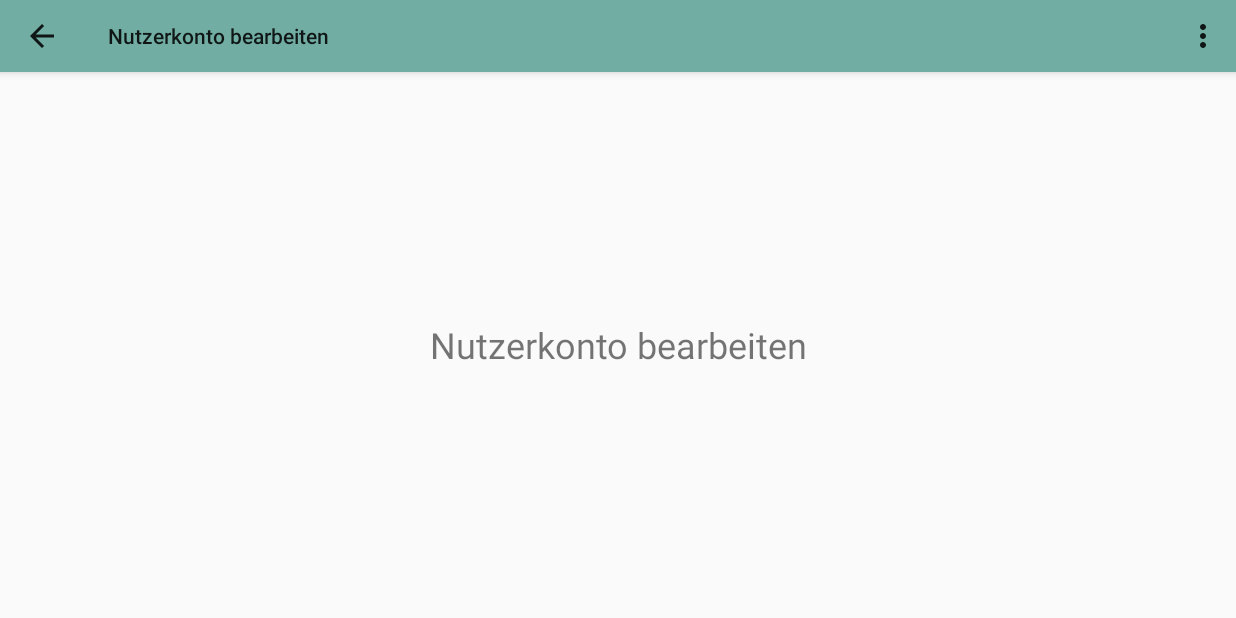
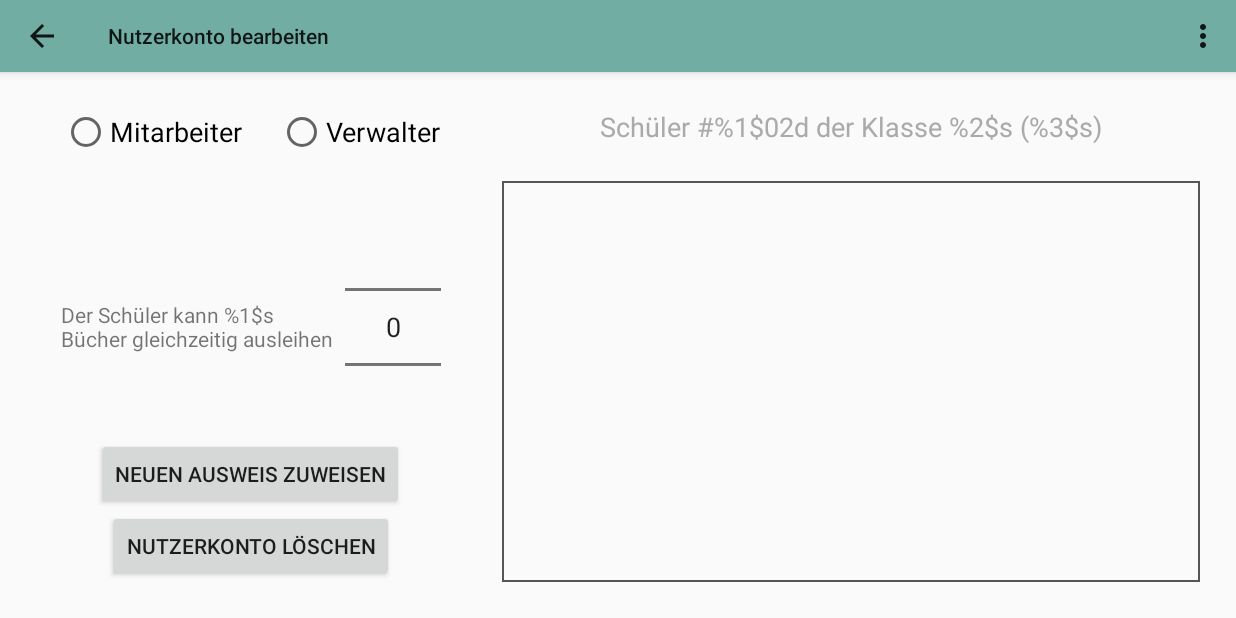
Before and after one commit to schlib-th/schlib, an Android app: the AdminUsersEditActivity screen opened directly, with no data from a screen before it, on a phone screen of 824 x 412 dp (held sideways). Run offline under Robolectric (Android 15) with nearby library versions, the light colour scheme and no system bars; 1 statement that could not run was skipped.

Commit message:
Release Version 1.05: no whistles will sound when books are returned belated; calculation of belated returns take holiday seasons into account; started with admin_users_edit

```diff
--- a/app/build.gradle
+++ b/app/build.gradle
@@ -8,8 +8,8 @@ android {
     defaultConfig {
         minSdkVersion 23
         targetSdkVersion 25
-        versionName '1.04'
-        versionCode 5
+        versionName '1.05'
+        versionCode 6
     }
     buildTypes {
         release {
--- a/app/src/main/java/de/fahimu/android/app/SmartAnimator.java
+++ b/app/src/main/java/de/fahimu/android/app/SmartAnimator.java
@@ -13,6 +13,7 @@ import android.animation.ArgbEvaluator;
 import android.animation.ObjectAnimator;
 import android.animation.PropertyValuesHolder;
 import android.animation.TypeEvaluator;
+import android.support.annotation.ColorInt;
 import android.util.Property;
 import android.view.View;
 import android.view.animation.Interpolator;
@@ -214,7 +215,7 @@ public abstract class SmartAnimator {
    }
 
    protected final ObjectAnimator colorAnimator(View view, Interpolator interpolator,
-         long startDelay, long duration, String propertyName, Integer... color) {
+         long startDelay, long duration, String propertyName, @ColorInt Integer... color) {
       return set(ObjectAnimator.ofObject(view, propertyName, new ArgbEvaluator(), (Object[]) color),
             interpolator, startDelay, duration);
    }
--- a/app/src/main/java/de/fahimu/android/db/SQLite.java
+++ b/app/src/main/java/de/fahimu/android/db/SQLite.java
@@ -321,7 +321,11 @@ public final class SQLite {
       StringBuilder b = new StringBuilder(where.length() + 20 * args.length);
       for (int j = 0, i = 0; i < where.length(); i++) {
          char c = where.charAt(i);
-         if (c == '?') { b.append(args[j++]); } else { b.append(c); }
+         if (c == '?') {
+            b.append('\'').append(args[j++]).append('\'');
+         } else {
+            b.append(c);
+         }
       }
       return b.toString();
    }
--- a/app/src/main/java/de/fahimu/schlib/app/App.java
+++ b/app/src/main/java/de/fahimu/schlib/app/App.java
@@ -27,8 +27,7 @@ public final class App extends de.fahimu.android.app.App {
    @RawRes
    private static final int[] SOUND_IDS = {
          R.raw.horn, R.raw.lock, R.raw.beep,
-         R.raw.bell, R.raw.bell_issue, R.raw.bell_return,
-         R.raw.whistle_1, R.raw.whistle_2
+         R.raw.bell, R.raw.bell_issue, R.raw.bell_return
    };
 
    private static SoundPlayer soundPlayer;
--- a/app/src/main/res/layout-land/admin_users_edit.xml
+++ b/app/src/main/res/layout-land/admin_users_edit.xml
@@ -15,16 +15,112 @@
         android:layout_width="match_parent"
         android:layout_height="match_parent"
         android:layout_below="@id/toolbar"
+        android:layout_margin="24dp"
+        android:baselineAligned="false"
         android:descendantFocusability="blocksDescendants"
-        android:orientation="vertical">
+        android:orientation="horizontal">
 
-        <TextView
-            android:layout_width="match_parent"
-            android:layout_height="0dp"
-            android:layout_weight="1"
-            android:gravity="center"
-            android:text="@string/admin_users_edit_label"
-            android:textSize="24sp" />
+        <RelativeLayout
+            android:layout_width="0dp"
+            android:layout_height="match_parent"
+            android:layout_marginEnd="24dp"
+            android:layout_weight="382">
+
+            <RadioGroup
+                android:id="@+id/admin_users_edit_group"
+                android:layout_width="wrap_content"
+                android:layout_height="wrap_content"
+                android:layout_alignParentTop="true"
+                android:layout_centerInParent="true"
+                android:orientation="horizontal">
+
+                <RadioButton
+                    android:id="@+id/admin_users_edit_tutor"
+                    android:layout_width="wrap_content"
+                    android:layout_height="wrap_content"
+                    android:layout_marginEnd="24dp"
+                    android:text="@string/user_tutor"
+                    android:textAppearance="?android:attr/textAppearanceMedium" />
+
+                <RadioButton
+                    android:id="@+id/admin_users_edit_admin"
+                    android:layout_width="wrap_content"
+                    android:layout_height="wrap_content"
+                    android:text="@string/user_admin"
+                    android:textAppearance="?android:attr/textAppearanceMedium" />
+
+            </RadioGroup>
+
+            <LinearLayout
+                android:layout_width="wrap_content"
+                android:layout_height="wrap_content"
+                android:layout_below="@id/admin_users_edit_group"
+                android:layout_centerInParent="true"
+                android:layout_marginTop="24dp"
+                android:gravity="center"
+                android:orientation="horizontal">
+
+                <TextView
+                    android:layout_width="wrap_content"
+                    android:layout_height="wrap_content"
+                    android:layout_marginEnd="8dp"
+                    android:lines="2"
+                    android:labelFor="@+id/admin_users_edit_number_picker"
+                    android:text="@string/admin_users_edit_nbooks" />
+
+                <de.fahimu.android.app.NumberPicker
+                    android:id="@+id/admin_users_edit_number_picker"
+                    android:layout_width="wrap_content"
+                    android:layout_height="wrap_content" />
+
+            </LinearLayout>
+
+            <Button
+                android:id="@+id/admin_users_edit_new_idcard"
+                android:layout_width="wrap_content"
+                android:layout_height="wrap_content"
+                android:layout_above="@+id/admin_users_edit_delete"
+                android:layout_centerInParent="true"
+                android:onClick="onDeleteClicked"
+                android:text="@string/admin_users_edit_new_idcard" />
+
+            <Button
+                android:id="@+id/admin_users_edit_delete"
+                android:layout_width="wrap_content"
+                android:layout_height="wrap_content"
+                android:layout_alignParentBottom="true"
+                android:layout_centerInParent="true"
+                android:onClick="onDeleteClicked"
+                android:text="@string/admin_users_edit_delete" />
+
+        </RelativeLayout>
+
+        <LinearLayout
+            android:layout_width="0dp"
+            android:layout_height="match_parent"
+            android:layout_weight="618"
+            android:orientation="vertical">
+
+            <TextView
+                android:id="@+id/admin_users_edit_user_display"
+                android:layout_width="match_parent"
+                android:layout_height="wrap_content"
+                android:layout_marginBottom="24dp"
+                android:gravity="center"
+                android:text="@string/user_display_pupil"
+                android:textAppearance="?android:attr/textAppearanceMedium"
+                android:textColor="@android:color/darker_gray" />
+
+            <de.fahimu.android.app.ListView
+                android:id="@+id/admin_users_edit_lending_list"
+                android:layout_width="match_parent"
+                android:layout_height="match_parent"
+                android:background="@drawable/sh_rect_transparent"
+                android:listSelector="@android:color/transparent"
+                android:padding="1dp"
+                android:scrollbars="vertical" />
+
+        </LinearLayout>
 
     </LinearLayout>
 
--- a/app/src/main/res/values/strings.xml
+++ b/app/src/main/res/values/strings.xml
@@ -34,6 +34,7 @@
 
     <!-- User -->
 
+    <string name="user_role">Funktion</string>
     <string name="user_admin">Verwalter</string>
     <string name="user_tutor">Mitarbeiter</string>
     <string name="user_pupil">Schüler</string>
@@ -635,6 +636,10 @@
     <!-- AdminUsersEditActivity -->
 
     <string name="admin_users_edit_label">Nutzerkonto bearbeiten</string>
+    <string name="admin_users_edit_empty">Keine Bücher ausgeliehen</string>
+    <string name="admin_users_edit_nbooks">Der Schüler kann %1$s\nBücher gleichzeitig ausleihen</string>
+    <string name="admin_users_edit_new_idcard">Neuen Ausweis zuweisen</string>
+    <string name="admin_users_edit_delete">Nutzerkonto löschen</string>
 
     <!-- AdminBooksActivity -->
 
--- a/build.gradle
+++ b/build.gradle
@@ -5,7 +5,7 @@ buildscript {
         jcenter()
     }
     dependencies {
-        classpath 'com.android.tools.build:gradle:2.3.0'
+        classpath 'com.android.tools.build:gradle:2.3.1'
     }
 }
 
```
Also changed, not shown: app/src/main/java/de/fahimu/schlib/app/TutorActivity.java (+27 -16 lines), app/src/main/java/de/fahimu/schlib/db/Lending.java (+33 -18 lines), app/src/main/res/values/color.xml (+9 -0 lines), 1 other file.
